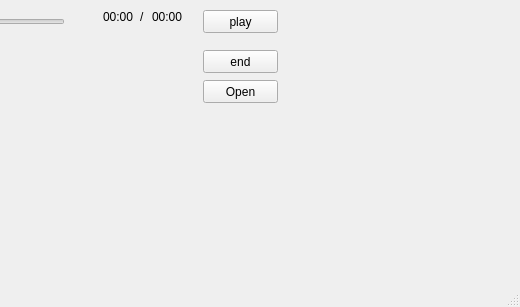
First picture: the form in mainwindow.ui, repository johnsonliu999/TG_Video_Player, before the edit; both pictures show x 247 to 767 and y 0 to 307 of the 767 by 307 pixel window.
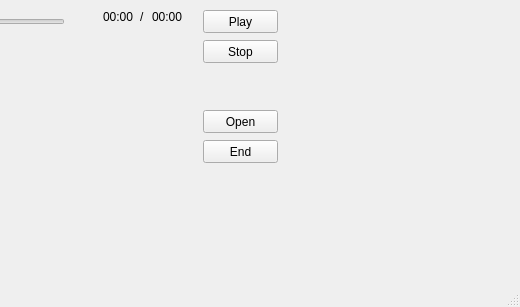
Second picture: the form after the edit.

Commit message: finished video play && need to use scroll bar

```diff
--- a/mainwindow.ui
+++ b/mainwindow.ui
@@ -47,27 +47,27 @@
      </rect>
     </property>
     <property name="text">
-     <string>play</string>
+     <string>Play</string>
     </property>
    </widget>
    <widget class="QPushButton" name="endButton">
     <property name="geometry">
      <rect>
       <x>450</x>
-      <y>50</y>
+      <y>140</y>
       <width>75</width>
       <height>23</height>
      </rect>
     </property>
     <property name="text">
-     <string>end</string>
+     <string>End</string>
     </property>
    </widget>
    <widget class="QPushButton" name="openButton">
     <property name="geometry">
      <rect>
       <x>450</x>
-      <y>80</y>
+      <y>110</y>
       <width>75</width>
       <height>23</height>
      </rect>
@@ -76,7 +76,7 @@
      <string>Open</string>
     </property>
    </widget>
-   <widget class="QWidget" name="">
+   <widget class="QWidget" name="layoutWidget">
     <property name="geometry">
      <rect>
       <x>350</x>
@@ -109,6 +109,19 @@
      </item>
     </layout>
    </widget>
+   <widget class="QPushButton" name="stopButton">
+    <property name="geometry">
+     <rect>
+      <x>450</x>
+      <y>40</y>
+      <width>75</width>
+      <height>23</height>
+     </rect>
+    </property>
+    <property name="text">
+     <string>Stop</string>
+    </property>
+   </widget>
   </widget>
   <widget class="QMenuBar" name="menubar">
    <property name="geometry">
```
The commit also changes 5 other files.
